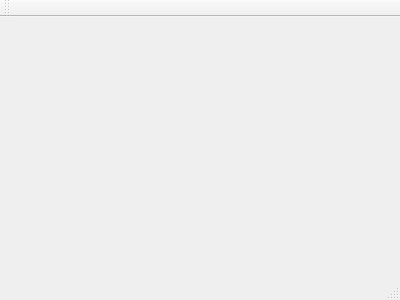
This is mainwindow.ui in lbr15/PLC_Singal_dis as Qt 5 draws it before an edit. The edited form follows.
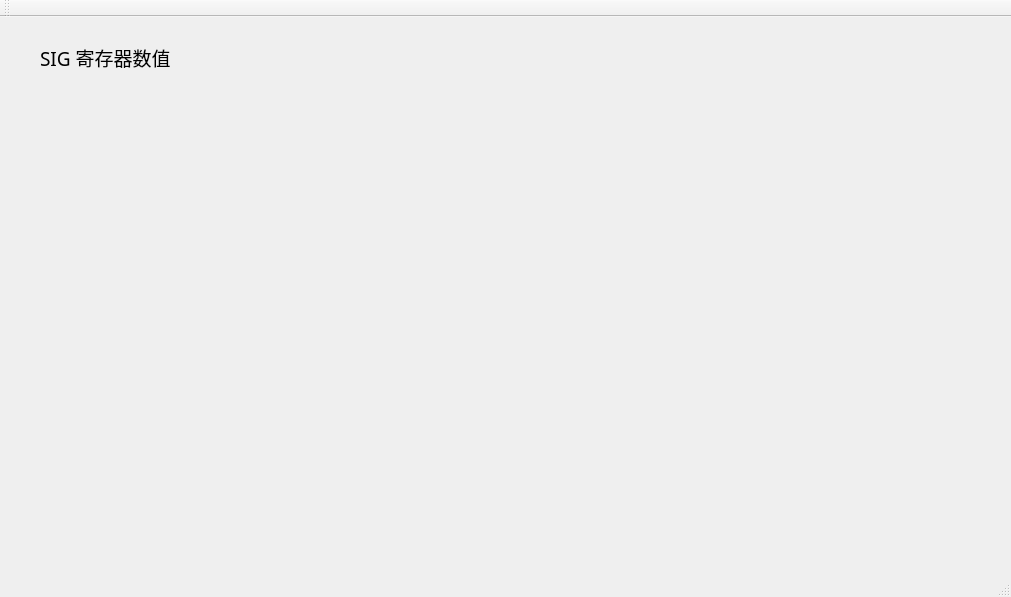
This is the edited form.

Patch:
```diff
--- a/mainwindow.ui
+++ b/mainwindow.ui
@@ -1,24 +1,59 @@
 <ui version="4.0">
  <class>MainWindow</class>
- <widget class="QMainWindow" name="MainWindow" >
-  <property name="geometry" >
+ <widget class="QMainWindow" name="MainWindow">
+  <property name="geometry">
    <rect>
     <x>0</x>
     <y>0</y>
-    <width>400</width>
-    <height>300</height>
+    <width>1011</width>
+    <height>597</height>
    </rect>
   </property>
   <property name="windowTitle" >
    <string>MainWindow</string>
   </property>
-  <widget class="QMenuBar" name="menuBar" />
-  <widget class="QToolBar" name="mainToolBar" />
-  <widget class="QWidget" name="centralWidget" />
-  <widget class="QStatusBar" name="statusBar" />
+  <widget class="QWidget" name="centralWidget">
+   <widget class="QLabel" name="label">
+    <property name="geometry">
+     <rect>
+      <x>40</x>
+      <y>30</y>
+      <width>901</width>
+      <height>21</height>
+     </rect>
+    </property>
+    <property name="font">
+     <font>
+      <family>宋体</family>
+      <pointsize>14</pointsize>
+     </font>
+    </property>
+    <property name="text">
+     <string>SIG 寄存器数值</string>
+    </property>
+   </widget>
+  </widget>
+  <widget class="QMenuBar" name="menuBar">
+   <property name="geometry">
+    <rect>
+     <x>0</x>
+     <y>0</y>
+     <width>1011</width>
+     <height>23</height>
+    </rect>
+   </property>
+  </widget>
+  <widget class="QToolBar" name="mainToolBar">
+   <attribute name="toolBarArea">
+    <enum>TopToolBarArea</enum>
+   </attribute>
+   <attribute name="toolBarBreak">
+    <bool>false</bool>
+   </attribute>
+  </widget>
+  <widget class="QStatusBar" name="statusBar"/>
  </widget>
- <layoutDefault spacing="6" margin="11" />
- <pixmapfunction></pixmapfunction>
+ <layoutdefault spacing="6" margin="11"/>
  <resources/>
  <connections/>
 </ui>
```
Left out of the diff: 3 changed lines with no effect on the pictures.
